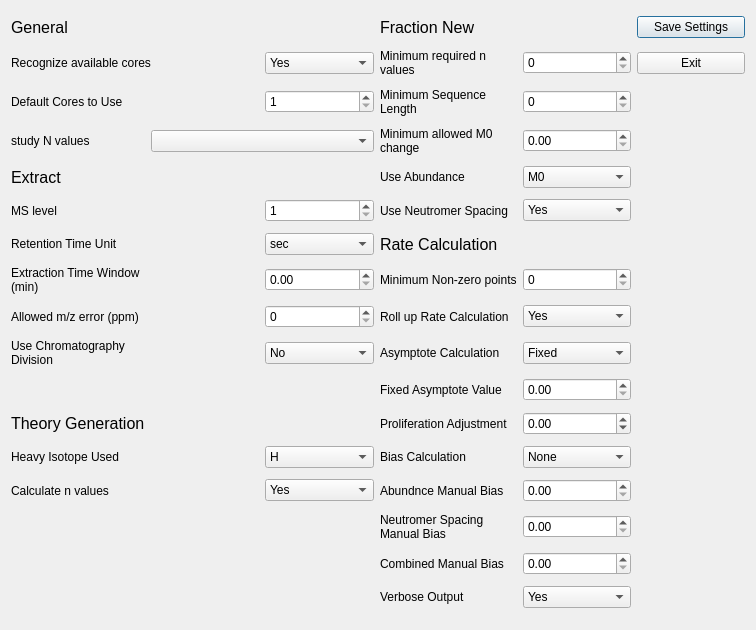
Old version of the form ui_files/Settings_Menu.ui in the repository JC-Price/DeuteRater.
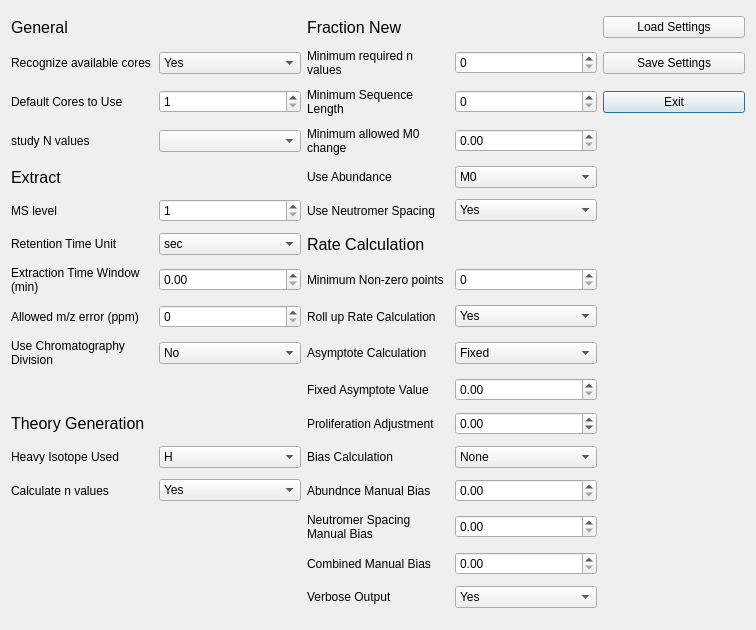
New version of the form.

The edit to the form file:
```diff
--- a/ui_files/Settings_Menu.ui
+++ b/ui_files/Settings_Menu.ui
@@ -50,26 +50,6 @@
      </property>
     </widget>
    </item>
-   <item row="0" column="5">
-    <widget class="QPushButton" name="SaveButton">
-     <property name="text">
-      <string>Save Settings</string>
-     </property>
-    </widget>
-   </item>
-   <item row="1" column="0" colspan="2">
-    <widget class="QLabel" name="label_9">
-     <property name="text">
-      <string>Recognize available cores</string>
-     </property>
-     <property name="scaledContents">
-      <bool>false</bool>
-     </property>
-     <property name="wordWrap">
-      <bool>true</bool>
-     </property>
-    </widget>
-   </item>
    <item row="1" column="2">
     <widget class="QComboBox" name="recognize_available_cores">
      <item>
@@ -100,13 +80,6 @@
    <item row="1" column="4">
     <widget class="QSpinBox" name="min_n_value"/>
    </item>
-   <item row="1" column="5">
-    <widget class="QPushButton" name="ExitButton">
-     <property name="text">
-      <string>Exit</string>
-     </property>
-    </widget>
-   </item>
    <item row="2" column="0">
     <widget class="QLabel" name="label_18">
      <property name="text">
@@ -153,9 +126,6 @@
      </property>
     </widget>
    </item>
-   <item row="3" column="1" colspan="2">
-    <widget class="QComboBox" name="study_type_combobox"/>
-   </item>
    <item row="3" column="3">
     <widget class="QLabel" name="label_8">
      <property name="text">
@@ -696,6 +666,46 @@
      </item>
     </widget>
    </item>
+   <item row="3" column="2">
+    <widget class="QComboBox" name="study_type_combobox"/>
+   </item>
+   <item row="1" column="0">
+    <widget class="QLabel" name="label_9">
+     <property name="text">
+      <string>Recognize available cores</string>
+     </property>
+     <property name="scaledContents">
+      <bool>false</bool>
+     </property>
+     <property name="wordWrap">
+      <bool>true</bool>
+     </property>
+    </widget>
+   </item>
+   <item row="0" column="5">
+    <widget class="QPushButton" name="LoadButton">
+     <property name="text">
+      <string>Load Settings</string>
+     </property>
+    </widget>
+   </item>
+   <item row="1" column="5">
+    <widget class="QPushButton" name="SaveButton">
+     <property name="text">
+      <string>Save Settings</string>
+     </property>
+    </widget>
+   </item>
+   <item row="2" column="5">
+    <widget class="QPushButton" name="ExitButton">
+     <property name="text">
+      <string>Exit</string>
+     </property>
+     <property name="default">
+      <bool>true</bool>
+     </property>
+    </widget>
+   </item>
   </layout>
  </widget>
  <resources/>
```
